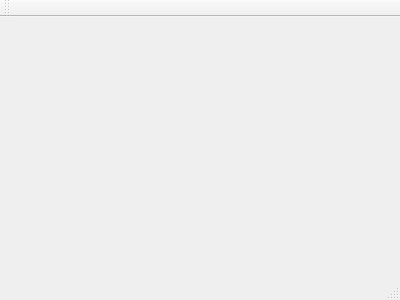
Qt form AES_analyse_qt4/analyzer.ui (Merhoc/aufzeichnung-elektrischer-schwingungen) before a commit.
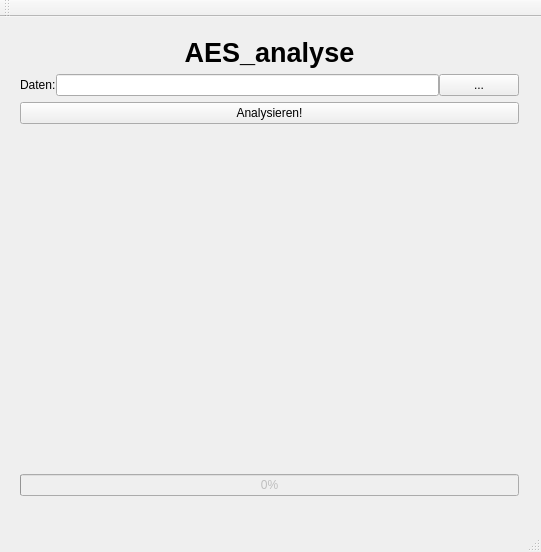
The same form after that commit.

Commit message: [AES_analyse_qt4] Basic structure (not working).

Patch:
```diff
--- a/AES_analyse_qt4/analyzer.ui
+++ b/AES_analyse_qt4/analyzer.ui
@@ -1,24 +1,190 @@
 <ui version="4.0">
  <class>analyzer</class>
- <widget class="QMainWindow" name="analyzer" >
-  <property name="geometry" >
+ <widget class="QMainWindow" name="analyzer">
+  <property name="geometry">
    <rect>
     <x>0</x>
     <y>0</y>
-    <width>400</width>
-    <height>300</height>
+    <width>541</width>
+    <height>552</height>
    </rect>
   </property>
-  <property name="windowTitle" >
+  <property name="sizePolicy">
+   <sizepolicy hsizetype="Minimum" vsizetype="MinimumExpanding">
+    <horstretch>0</horstretch>
+    <verstretch>0</verstretch>
+   </sizepolicy>
+  </property>
+  <property name="windowTitle">
    <string>analyzer</string>
   </property>
-  <widget class="QMenuBar" name="menuBar" />
-  <widget class="QToolBar" name="mainToolBar" />
-  <widget class="QWidget" name="centralWidget" />
-  <widget class="QStatusBar" name="statusBar" />
+  <widget class="QWidget" name="centralWidget">
+   <widget class="QWidget" name="verticalLayoutWidget">
+    <property name="geometry">
+     <rect>
+      <x>9</x>
+      <y>9</y>
+      <width>521</width>
+      <height>481</height>
+     </rect>
+    </property>
+    <layout class="QVBoxLayout" name="verticalLayout">
+     <item>
+      <widget class="QLabel" name="title">
+       <property name="sizePolicy">
+        <sizepolicy hsizetype="Preferred" vsizetype="Maximum">
+         <horstretch>0</horstretch>
+         <verstretch>0</verstretch>
+        </sizepolicy>
+       </property>
+       <property name="font">
+        <font>
+         <pointsize>20</pointsize>
+         <weight>75</weight>
+         <bold>true</bold>
+        </font>
+       </property>
+       <property name="layoutDirection">
+        <enum>Qt::LeftToRight</enum>
+       </property>
+       <property name="text">
+        <string>AES_analyse</string>
+       </property>
+       <property name="alignment">
+        <set>Qt::AlignHCenter|Qt::AlignTop</set>
+       </property>
+      </widget>
+     </item>
+     <item>
+      <layout class="QHBoxLayout" name="inputFileLayout">
+       <property name="spacing">
+        <number>0</number>
+       </property>
+       <property name="sizeConstraint">
+        <enum>QLayout::SetDefaultConstraint</enum>
+       </property>
+       <item>
+        <widget class="QLabel" name="inputFileLabel">
+         <property name="sizePolicy">
+          <sizepolicy hsizetype="Preferred" vsizetype="Maximum">
+           <horstretch>0</horstretch>
+           <verstretch>0</verstretch>
+          </sizepolicy>
+         </property>
+         <property name="text">
+          <string>Daten:</string>
+         </property>
+        </widget>
+       </item>
+       <item>
+        <widget class="QLineEdit" name="inputFileText">
+         <property name="sizePolicy">
+          <sizepolicy hsizetype="Expanding" vsizetype="Maximum">
+           <horstretch>0</horstretch>
+           <verstretch>0</verstretch>
+          </sizepolicy>
+         </property>
+        </widget>
+       </item>
+       <item>
+        <widget class="QPushButton" name="inputFileButton">
+         <property name="sizePolicy">
+          <sizepolicy hsizetype="Minimum" vsizetype="Maximum">
+           <horstretch>0</horstretch>
+           <verstretch>0</verstretch>
+          </sizepolicy>
+         </property>
+         <property name="text">
+          <string>...</string>
+         </property>
+        </widget>
+       </item>
+      </layout>
+     </item>
+     <item>
+      <widget class="QPushButton" name="startButton">
+       <property name="text">
+        <string>Analysieren!</string>
+       </property>
+      </widget>
+     </item>
+     <item>
+      <widget class="QWidget" name="plot" native="true">
+       <property name="sizePolicy">
+        <sizepolicy hsizetype="Preferred" vsizetype="Expanding">
+         <horstretch>0</horstretch>
+         <verstretch>0</verstretch>
+        </sizepolicy>
+       </property>
+      </widget>
+     </item>
+     <item>
+      <widget class="QProgressBar" name="progressBar">
+       <property name="enabled">
+        <bool>false</bool>
+       </property>
+       <property name="sizePolicy">
+        <sizepolicy hsizetype="Expanding" vsizetype="Fixed">
+         <horstretch>0</horstretch>
+         <verstretch>0</verstretch>
+        </sizepolicy>
+       </property>
+       <property name="maximumSize">
+        <size>
+         <width>16777215</width>
+         <height>16777215</height>
+        </size>
+       </property>
+       <property name="layoutDirection">
+        <enum>Qt::LeftToRight</enum>
+       </property>
+       <property name="maximum">
+        <number>100</number>
+       </property>
+       <property name="value">
+        <number>0</number>
+       </property>
+       <property name="alignment">
+        <set>Qt::AlignCenter</set>
+       </property>
+       <property name="textVisible">
+        <bool>true</bool>
+       </property>
+       <property name="invertedAppearance">
+        <bool>false</bool>
+       </property>
+       <property name="format">
+        <string>%p%</string>
+       </property>
+      </widget>
+     </item>
+    </layout>
+   </widget>
+   <zorder>verticalLayoutWidget</zorder>
+   <zorder>progressBar</zorder>
+   <zorder>statusText</zorder>
+  </widget>
+  <widget class="QMenuBar" name="menuBar">
+   <property name="geometry">
+    <rect>
+     <x>0</x>
+     <y>0</y>
+     <width>541</width>
+     <height>21</height>
+    </rect>
+   </property>
+  </widget>
+  <widget class="QToolBar" name="mainToolBar">
+   <attribute name="toolBarArea">
+    <enum>TopToolBarArea</enum>
+   </attribute>
+   <attribute name="toolBarBreak">
+    <bool>false</bool>
+   </attribute>
+  </widget>
+  <widget class="QStatusBar" name="statusBar"/>
  </widget>
- <layoutDefault spacing="6" margin="11" />
- <pixmapfunction></pixmapfunction>
+ <layoutdefault spacing="6" margin="11"/>
  <resources/>
  <connections/>
 </ui>
```
Left out of the diff: 1 changed line with no effect on the pictures. The commit also changes 5 other files.
